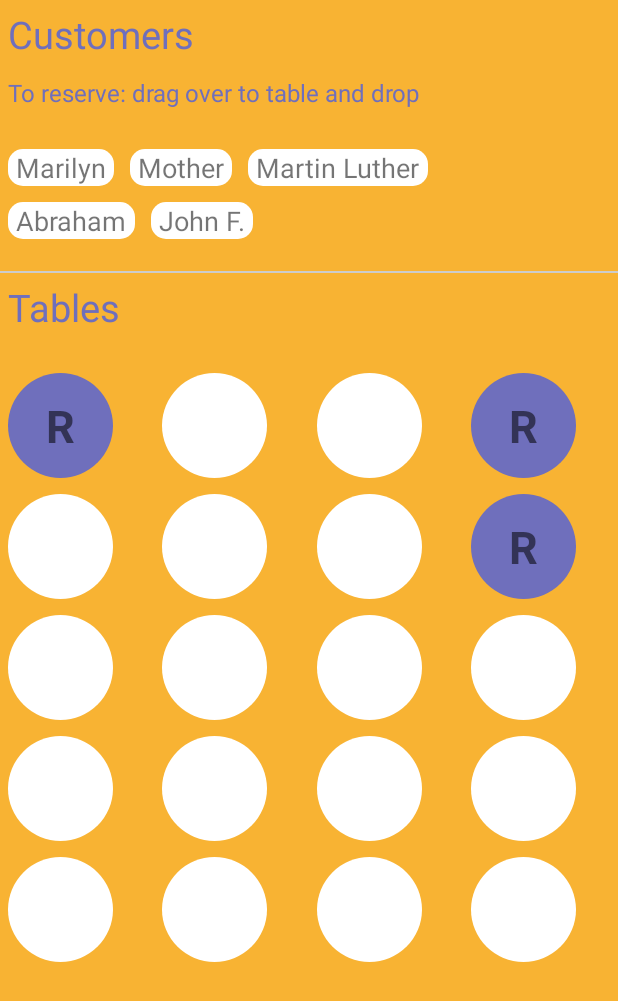
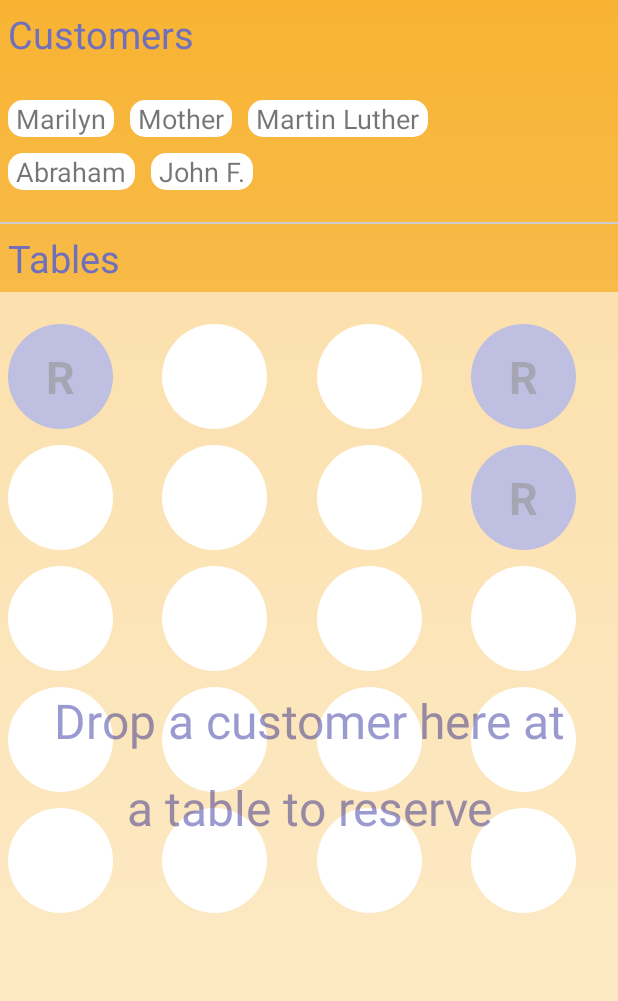
Before and after one commit to miljanmilinkovic/restaurant-reservation, an Android app: the screen it shows after launch (TablesActivity), on a phone screen of 412 x 824 dp. Shown: the top 1001 px of the screen. Run offline under Robolectric (Android 15) with nearby library versions, the phone set to English and light mode, and no system bars; our stand-ins replace ButterKnife.

Commit message:
UX instruction, gradient

```diff
--- a/app/src/main/java/com/quandoo/trial/miljan/myapplication/TablesActivity.java
+++ b/app/src/main/java/com/quandoo/trial/miljan/myapplication/TablesActivity.java
@@ -8,7 +8,10 @@ import android.support.v7.widget.RecyclerView;
 import android.os.Bundle;
 import android.os.Handler;
 import android.support.v7.widget.StaggeredGridLayoutManager;
+import android.view.DragEvent;
 import android.view.View;
+import android.view.animation.AlphaAnimation;
+import android.view.animation.Animation;
 
 import com.quandoo.trial.miljan.myapplication.model.CustomerModel;
 
@@ -25,6 +28,7 @@ public class TablesActivity extends AppCompatActivity {
      */
     private static final int UI_ANIMATION_DELAY = 300;
     private final Handler mHideHandler = new Handler();
+    private boolean mDragHandled = false;
 
     @BindView(R.id.fullscreen_content)
     View mContentView;
@@ -32,6 +36,8 @@ public class TablesActivity extends AppCompatActivity {
     RecyclerView mRvCustomers;
     @BindView(R.id.rvTables)
     RecyclerView mRvTables;
+    @BindView(R.id.reservation_instruction)
+    View mReservationInstruction;
 
     private final Runnable mHidePart2Runnable = new Runnable() {
         @SuppressLint("InlinedApi")
@@ -87,6 +93,7 @@ public class TablesActivity extends AppCompatActivity {
 
         initCustomersRecyclerView();
         initTablesRecyclerView();
+        initReservationInstruction();
     }
 
     @Override
@@ -163,4 +170,19 @@ public class TablesActivity extends AppCompatActivity {
         TablesAdapter bottomListAdapter = new TablesAdapter(array);
         mRvTables.setAdapter(bottomListAdapter);
     }
+
+    private void initReservationInstruction() {
+        Animation alphaAnim = new AlphaAnimation(1.0f, 0.7f);
+        alphaAnim.setDuration(1000);
+        alphaAnim.setRepeatMode(Animation.REVERSE);
+        alphaAnim.setRepeatCount(Animation.INFINITE);
+        mReservationInstruction.startAnimation(alphaAnim);
+        mReservationInstruction.setOnDragListener(new View.OnDragListener() {
+            @Override
+            public boolean onDrag(View v, DragEvent event) {
+                mReservationInstruction.setAlpha(0f);
+                return false;
+            }
+        });
+    }
 }
--- /dev/null
+++ b/app/src/main/res/drawable/quandoo_gradient.xml
@@ -0,0 +1,8 @@
+<?xml version="1.0" encoding="utf-8"?>
+<shape xmlns:android="http://schemas.android.com/apk/res/android"
+    android:shape="rectangle">
+    <gradient
+        android:angle="90"
+        android:startColor="@color/quandoo_light_yellow"
+        android:endColor="@color/quandoo_yellow" />
+</shape>
--- a/app/src/main/res/layout-land/activity_tables.xml
+++ b/app/src/main/res/layout-land/activity_tables.xml
@@ -2,7 +2,7 @@
     xmlns:tools="http://schemas.android.com/tools"
     android:layout_width="match_parent"
     android:layout_height="match_parent"
-    android:background="@color/quandoo_yellow"
+    android:background="@drawable/quandoo_gradient"
     tools:context="com.quandoo.trial.miljan.myapplication.TablesActivity">
 
     <LinearLayout
@@ -29,15 +29,6 @@
                 android:textColor="@color/quandoo_purple"
                 android:textSize="25sp" />
 
-            <TextView
-                android:layout_width="match_parent"
-                android:layout_height="wrap_content"
-                android:gravity="start"
-                android:padding="5dp"
-                android:text="@string/customers_instruction"
-                android:textColor="@color/quandoo_purple"
-                android:textSize="16sp" />
-
             <android.support.v7.widget.RecyclerView
                 android:id="@+id/rvCustomers"
                 android:layout_width="match_parent"
@@ -63,12 +54,30 @@
                 android:textColor="@color/quandoo_purple"
                 android:textSize="25sp" />
 
-            <android.support.v7.widget.RecyclerView
-                android:id="@+id/rvTables"
+            <RelativeLayout
                 android:layout_width="match_parent"
-                android:layout_height="wrap_content"
-                android:paddingBottom="16dp"
-                android:paddingTop="16dp" />
+                android:layout_height="wrap_content">
+
+                <android.support.v7.widget.RecyclerView
+                    android:id="@+id/rvTables"
+                    android:layout_width="match_parent"
+                    android:layout_height="wrap_content"
+                    android:paddingBottom="16dp"
+                    android:paddingTop="16dp" />
+
+                <TextView
+                    android:id="@+id/reservation_instruction"
+                    android:layout_width="match_parent"
+                    android:layout_height="match_parent"
+                    android:background="@color/white_transparent"
+                    android:gravity="center"
+                    android:padding="30dp"
+                    android:lineSpacingExtra="20dp"
+                    android:text="@string/customers_instruction"
+                    android:textColor="@color/quandoo_purple"
+                    android:textSize="32sp" />
+
+            </RelativeLayout>
         </LinearLayout>
 
     </LinearLayout>
--- a/app/src/main/res/layout/activity_tables.xml
+++ b/app/src/main/res/layout/activity_tables.xml
@@ -2,7 +2,7 @@
     xmlns:tools="http://schemas.android.com/tools"
     android:layout_width="match_parent"
     android:layout_height="match_parent"
-    android:background="@color/quandoo_yellow"
+    android:background="@drawable/quandoo_gradient"
     tools:context="com.quandoo.trial.miljan.myapplication.TablesActivity">
 
     <LinearLayout
@@ -21,15 +21,6 @@
             android:text="@string/customers_label"
             android:textColor="@color/quandoo_purple"
             android:textSize="25sp" />
-
-        <TextView
-            android:layout_width="match_parent"
-            android:layout_height="wrap_content"
-            android:gravity="start"
-            android:padding="5dp"
-            android:text="@string/customers_instruction"
-            android:textColor="@color/quandoo_purple"
-            android:textSize="16sp" />
 
         <android.support.v7.widget.RecyclerView
             android:id="@+id/rvCustomers"
@@ -53,13 +44,30 @@
             android:textColor="@color/quandoo_purple"
             android:textSize="25sp" />
 
-        <android.support.v7.widget.RecyclerView
-            android:id="@+id/rvTables"
+        <RelativeLayout
             android:layout_width="match_parent"
-            android:layout_height="wrap_content"
-            android:paddingBottom="16dp"
-            android:paddingTop="16dp" />
+            android:layout_height="wrap_content">
 
+            <android.support.v7.widget.RecyclerView
+                android:id="@+id/rvTables"
+                android:layout_width="match_parent"
+                android:layout_height="wrap_content"
+                android:paddingBottom="16dp"
+                android:paddingTop="16dp" />
+
+            <TextView
+                android:id="@+id/reservation_instruction"
+                android:layout_width="match_parent"
+                android:layout_height="match_parent"
+                android:background="@color/white_transparent"
+                android:gravity="center"
+                android:padding="30dp"
+                android:lineSpacingExtra="20dp"
+                android:text="@string/customers_instruction"
+                android:textColor="@color/quandoo_purple"
+                android:textSize="32sp" />
+
+        </RelativeLayout>
     </LinearLayout>
 
 </FrameLayout>
--- a/app/src/main/res/values/colors.xml
+++ b/app/src/main/res/values/colors.xml
@@ -4,7 +4,9 @@
     <color name="colorPrimaryDark">#303F9F</color>
     <color name="colorAccent">#FF4081</color>
     <color name="quandoo_yellow">#f8b333</color>
+    <color name="quandoo_light_yellow">#fad48c</color>
     <color name="quandoo_purple">#6f6fbc</color>
+    <color name="white_transparent">#CCFFFFFF</color>
 
     <color name="black_overlay">#66000000</color>
 </resources>
--- a/app/src/main/res/values/strings.xml
+++ b/app/src/main/res/values/strings.xml
@@ -1,7 +1,7 @@
 <resources>
     <string name="app_name">Table Reservation</string>
     <string name="customers_label">Customers</string>
-    <string name="customers_instruction">To reserve: drag over to table and drop</string>
+    <string name="customers_instruction">Drop a customer here at a table to reserve</string>
     <string name="tables_label">Tables</string>
 
     <string name="dummy_button">Dummy Button</string>
```
